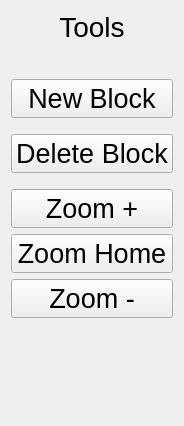
Before: the Qt Designer form client/MinderClient/toolspalette.ui in LDK28/Minder, drawn with Qt 5.
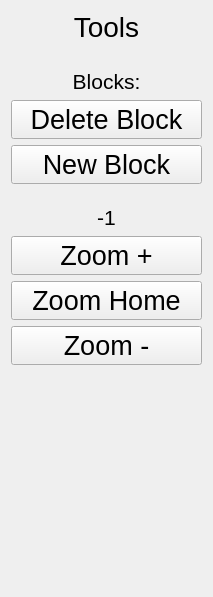
After: the same form once the commit is applied.

Commit message: Disconnect signal, delete block, data types change, scale functions

Diff of the .ui file:
```diff
--- a/client/MinderClient/toolspalette.ui
+++ b/client/MinderClient/toolspalette.ui
@@ -6,8 +6,8 @@
    <rect>
     <x>0</x>
     <y>0</y>
-    <width>184</width>
-    <height>426</height>
+    <width>213</width>
+    <height>597</height>
    </rect>
   </property>
   <property name="sizePolicy">
@@ -45,78 +45,41 @@
     </widget>
    </item>
    <item>
-    <widget class="QLabel" name="labelNote">
-     <property name="font">
-      <font>
-       <pointsize>16</pointsize>
-      </font>
-     </property>
-     <property name="text">
-      <string>&lt;action help&gt;</string>
-     </property>
-     <property name="alignment">
-      <set>Qt::AlignCenter</set>
-     </property>
-    </widget>
-   </item>
-   <item>
-    <layout class="QVBoxLayout" name="verticalLayout_2">
-     <item>
-      <widget class="QPushButton" name="btnAddNewNode">
-       <property name="sizePolicy">
-        <sizepolicy hsizetype="Minimum" vsizetype="Fixed">
-         <horstretch>0</horstretch>
-         <verstretch>0</verstretch>
-        </sizepolicy>
-       </property>
-       <property name="font">
-        <font>
-         <pointsize>20</pointsize>
-        </font>
-       </property>
-       <property name="cursor">
-        <cursorShape>PointingHandCursor</cursorShape>
-       </property>
-       <property name="contextMenuPolicy">
-        <enum>Qt::DefaultContextMenu</enum>
-       </property>
-       <property name="toolTipDuration">
-        <number>-1</number>
-       </property>
-       <property name="layoutDirection">
-        <enum>Qt::LeftToRight</enum>
-       </property>
-       <property name="autoFillBackground">
-        <bool>false</bool>
-       </property>
-       <property name="text">
-        <string>New Block</string>
-       </property>
-       <property name="autoDefault">
-        <bool>false</bool>
-       </property>
-      </widget>
-     </item>
-    </layout>
-   </item>
-   <item>
-    <spacer name="verticalSpacer_2">
+    <spacer name="verticalSpacer">
      <property name="orientation">
       <enum>Qt::Vertical</enum>
      </property>
      <property name="sizeType">
-      <enum>QSizePolicy::Maximum</enum>
+      <enum>QSizePolicy::Minimum</enum>
      </property>
      <property name="sizeHint" stdset="0">
       <size>
-       <width>10</width>
-       <height>10</height>
+       <width>20</width>
+       <height>20</height>
       </size>
      </property>
     </spacer>
    </item>
    <item>
     <layout class="QVBoxLayout" name="verticalLayout_3">
+     <item>
+      <widget class="QLabel" name="labelMenu">
+       <property name="font">
+        <font>
+         <pointsize>16</pointsize>
+        </font>
+       </property>
+       <property name="text">
+        <string>Blocks:</string>
+       </property>
+       <property name="alignment">
+        <set>Qt::AlignCenter</set>
+       </property>
+       <property name="margin">
+        <number>15</number>
+       </property>
+      </widget>
+     </item>
      <item>
       <widget class="QPushButton" name="btnDeleteBlock">
        <property name="sizePolicy">
@@ -153,26 +116,80 @@
        </property>
       </widget>
      </item>
+     <item>
+      <widget class="QPushButton" name="btnAddNewNode">
+       <property name="sizePolicy">
+        <sizepolicy hsizetype="Minimum" vsizetype="Fixed">
+         <horstretch>0</horstretch>
+         <verstretch>0</verstretch>
+        </sizepolicy>
+       </property>
+       <property name="font">
+        <font>
+         <pointsize>20</pointsize>
+        </font>
+       </property>
+       <property name="cursor">
+        <cursorShape>PointingHandCursor</cursorShape>
+       </property>
+       <property name="contextMenuPolicy">
+        <enum>Qt::DefaultContextMenu</enum>
+       </property>
+       <property name="toolTipDuration">
+        <number>-1</number>
+       </property>
+       <property name="layoutDirection">
+        <enum>Qt::LeftToRight</enum>
+       </property>
+       <property name="autoFillBackground">
+        <bool>false</bool>
+       </property>
+       <property name="text">
+        <string>New Block</string>
+       </property>
+       <property name="autoDefault">
+        <bool>false</bool>
+       </property>
+      </widget>
+     </item>
     </layout>
    </item>
    <item>
-    <spacer name="verticalSpacer">
+    <spacer name="verticalSpacer_2">
      <property name="orientation">
       <enum>Qt::Vertical</enum>
      </property>
      <property name="sizeType">
-      <enum>QSizePolicy::Maximum</enum>
+      <enum>QSizePolicy::Minimum</enum>
      </property>
      <property name="sizeHint" stdset="0">
       <size>
-       <width>10</width>
-       <height>10</height>
+       <width>15</width>
+       <height>15</height>
       </size>
      </property>
     </spacer>
    </item>
    <item>
     <layout class="QVBoxLayout" name="verticalLayout">
+     <item>
+      <widget class="QLabel" name="labelScale">
+       <property name="font">
+        <font>
+         <pointsize>16</pointsize>
+        </font>
+       </property>
+       <property name="text">
+        <string>-1</string>
+       </property>
+       <property name="alignment">
+        <set>Qt::AlignCenter</set>
+       </property>
+       <property name="margin">
+        <number>15</number>
+       </property>
+      </widget>
+     </item>
      <item>
       <widget class="QPushButton" name="btnZoomPlus">
        <property name="sizePolicy">
@@ -288,9 +305,6 @@
      <property name="orientation">
       <enum>Qt::Vertical</enum>
      </property>
-     <property name="sizeType">
-      <enum>QSizePolicy::MinimumExpanding</enum>
-     </property>
      <property name="sizeHint" stdset="0">
       <size>
        <width>20</width>
```
The commit also changes 20 other files.
